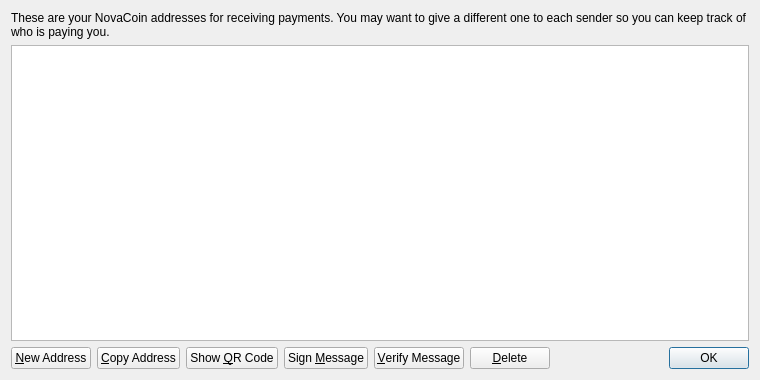
Before: the Qt Designer form src/qt/forms/addressbookpage.ui in Infernoman/Sembros-Next, drawn with Qt 5.
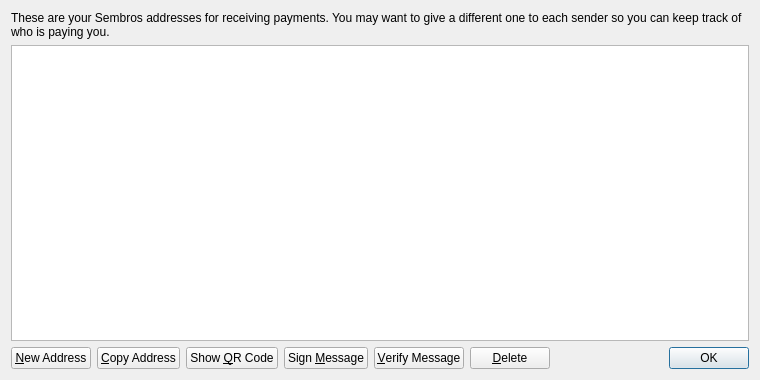
After: the same form once the commit is applied. Icons and pictures are not drawn.

```diff
--- a/src/qt/forms/addressbookpage.ui
+++ b/src/qt/forms/addressbookpage.ui
@@ -17,7 +17,7 @@
    <item>
     <widget class="QLabel" name="labelExplanation">
      <property name="text">
-      <string>These are your NovaCoin addresses for receiving payments. You may want to give a different one to each sender so you can keep track of who is paying you.</string>
+      <string>These are your Sembros addresses for receiving payments. You may want to give a different one to each sender so you can keep track of who is paying you.</string>
      </property>
      <property name="textFormat">
       <enum>Qt::PlainText</enum>
```
Left out of the diff: 4 changed lines with no effect on the pictures.
